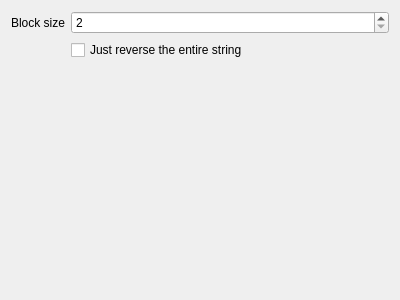
nccgroup/pip3line, file defaultplugins/baseplugins/confgui/reversewidget.ui: the form before one commit.
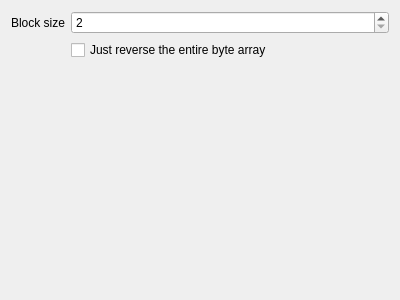
The form after the commit.

Patch:
```diff
--- a/defaultplugins/baseplugins/confgui/reversewidget.ui
+++ b/defaultplugins/baseplugins/confgui/reversewidget.ui
@@ -36,7 +36,7 @@
       <string>Discard the block size to reverse the entire string as it is</string>
      </property>
      <property name="text">
-      <string>Just reverse the entire string</string>
+      <string>Just reverse the entire byte array</string>
      </property>
     </widget>
    </item>
```
Lines whose indentation alone changed are shown as unchanged.
